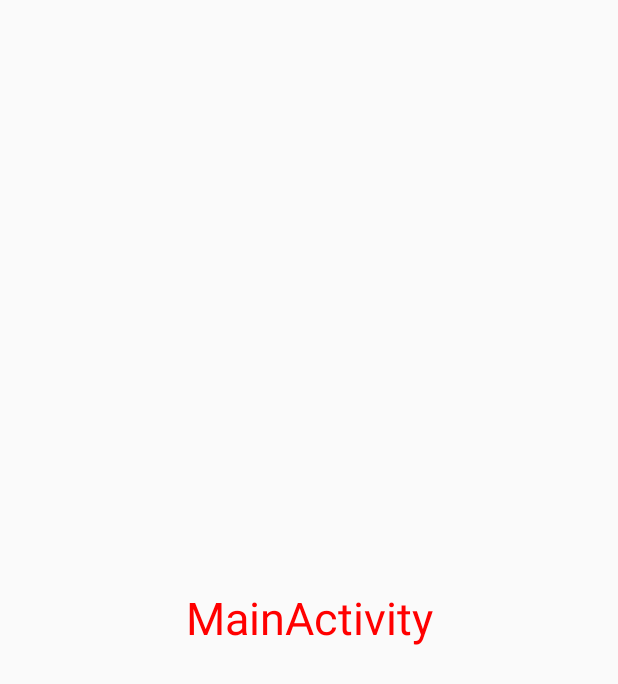
After one commit to MAMAMASIYUAN/MobelPlayerFun, an Android app: the MainActivity screen opened directly, with no data from a screen before it, on a phone screen of 412 x 824 dp. The commit adds this screen. Shown: the top 684 px of the screen. Run offline under Robolectric (Android 15) with nearby library versions, the phone set to English and light mode, and no system bars.

Commit message:
Add MainActivity
Add a blank main activity.

```diff
--- a/app/src/main/AndroidManifest.xml
+++ b/app/src/main/AndroidManifest.xml
@@ -9,13 +9,14 @@
         android:roundIcon="@mipmap/ic_launcher_round"
         android:supportsRtl="true"
         android:theme="@style/AppTheme">
-        <activity android:name=".SplashActivity">
+        <activity android:name=".activity.SplashActivity">
             <intent-filter>
                 <action android:name="android.intent.action.MAIN" />
 
                 <category android:name="android.intent.category.LAUNCHER" />
             </intent-filter>
         </activity>
+        <activity android:name=".activity.MainActivity"></activity>
     </application>
 
 </manifest>
--- /dev/null
+++ b/app/src/main/java/com/example/iori/mobelplayerfun/activity/MainActivity.java
@@ -0,0 +1,21 @@
+package com.example.iori.mobelplayerfun.activity;
+
+import android.app.Activity;
+import android.graphics.Color;
+import android.os.Bundle;
+import android.support.annotation.Nullable;
+import android.view.Gravity;
+import android.widget.TextView;
+
+public  class MainActivity extends Activity{
+    @Override
+    protected void onCreate(@Nullable Bundle savedInstanceState) {
+        super.onCreate(savedInstanceState);
+        TextView textView = new TextView(this);
+        textView.setText("MainActivity");
+        textView.setTextSize(30);
+        textView.setTextColor(Color.RED);
+        textView.setGravity(Gravity.CENTER);
+        setContentView(textView);
+    }
+}
--- a/app/src/main/res/layout/activity_splash.xml
+++ b/app/src/main/res/layout/activity_splash.xml
@@ -5,7 +5,7 @@
     android:layout_width="match_parent"
     android:layout_height="match_parent"
     android:background="@android:color/white"
-    tools:context=".SplashActivity">
+    tools:context=".activity.SplashActivity">
 
     <ImageView
         android:id="@+id/iv_splash"
--- a/build.gradle
+++ b/build.gradle
@@ -7,7 +7,7 @@ buildscript {
         jcenter()
     }
     dependencies {
-        classpath 'com.android.tools.build:gradle:3.1.2'
+        classpath 'com.android.tools.build:gradle:3.1.4'
 
 
         // NOTE: Do not place your application dependencies here; they belong
```
Also changed, not shown: app/src/main/java/com/example/iori/mobelplayerfun/SplashActivity.java (deleted, +0 -14 lines), app/src/main/java/com/example/iori/mobelplayerfun/activity/SplashActivity.java (added, +57 -0 lines).
